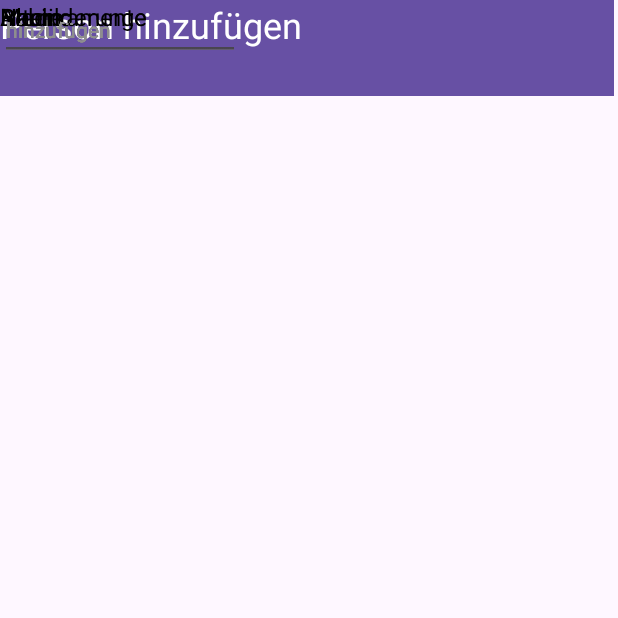
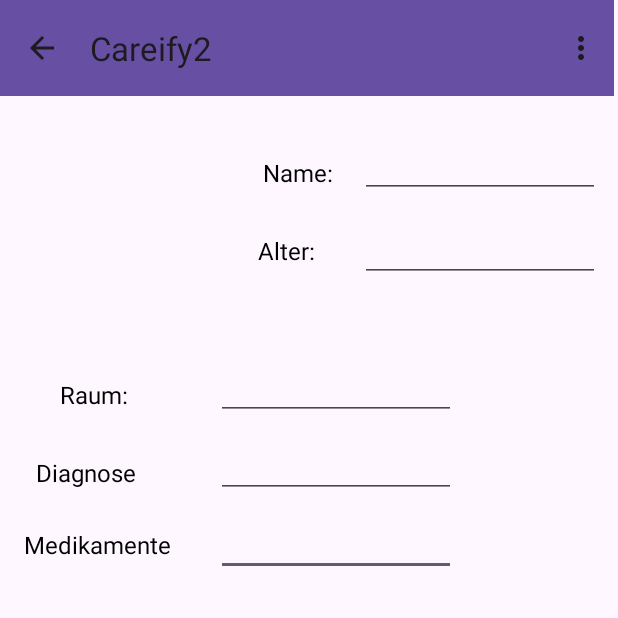
Before and after one commit to paeddym/Careify2, an Android app: the AddPatient screen opened directly, with no data from a screen before it, on a phone screen of 412 x 824 dp, the top half of it. Run offline under Robolectric (Android 15) with nearby library versions, the phone set to English and light mode, and no system bars.

Commit message:
Added navigation, menu and fixed constraints of AddPatient

```diff
--- a/app/src/main/java/com/example/careify2/AddPatient.java
+++ b/app/src/main/java/com/example/careify2/AddPatient.java
@@ -2,7 +2,13 @@ package com.example.careify2;
 
 import androidx.appcompat.app.AppCompatActivity;
 
+import android.content.Intent;
 import android.os.Bundle;
+import android.view.Menu;
+import android.view.MenuInflater;
+import android.view.MenuItem;
+
+import com.google.android.material.snackbar.Snackbar;
 
 public class AddPatient extends AppCompatActivity {
 
@@ -10,5 +16,33 @@ public class AddPatient extends AppCompatActivity {
     protected void onCreate(Bundle savedInstanceState) {
         super.onCreate(savedInstanceState);
         setContentView(R.layout.activity_add_patient);
+        setSupportActionBar(findViewById(R.id.toolbarAddPatient));
+
+        if (getSupportActionBar() != null){
+            getSupportActionBar().setDisplayHomeAsUpEnabled(true);
+            getSupportActionBar().setDisplayShowHomeEnabled(true);
+        }
+    }
+
+    @Override
+    public boolean onCreateOptionsMenu(Menu menu) {
+        MenuInflater inflater = getMenuInflater();
+        inflater.inflate(R.menu.add_menu, menu);
+        return true;
+    }
+
+    @Override
+    public boolean onOptionsItemSelected(MenuItem item) {
+        int id = item.getItemId();
+
+        if (id == R.id.app_bar_settings) {
+            Snackbar.make(findViewById(android.R.id.content), "To be implemented", Snackbar.LENGTH_SHORT).show();
+            return true;
+        }
+
+        if (id == android.R.id.home) {
+            startActivity(new Intent(AddPatient.this, AllPatients.class));
+        }
+        return super.onOptionsItemSelected(item);
     }
 }
--- a/app/src/main/res/layout/activity_add_patient.xml
+++ b/app/src/main/res/layout/activity_add_patient.xml
@@ -4,143 +4,152 @@
     xmlns:tools="http://schemas.android.com/tools"
     android:layout_width="match_parent"
     android:layout_height="match_parent"
-    tools:context=".AddPatient">
+    tools:context=".Patient">
+
+    <ImageView
+        android:id="@+id/addImgPatient"
+        android:layout_width="wrap_content"
+        android:layout_height="wrap_content"
+        android:layout_marginStart="24dp"
+        android:layout_marginTop="88dp"
+        app:layout_constraintStart_toStartOf="parent"
+        app:layout_constraintTop_toTopOf="parent"
+        tools:srcCompat="@tools:sample/avatars" />
+
+    <EditText
+        android:id="@+id/addPatientMedication"
+        android:layout_width="wrap_content"
+        android:layout_height="wrap_content"
+        android:layout_marginStart="144dp"
+        android:layout_marginTop="344dp"
+        android:ems="10"
+        android:inputType="text"
+        android:textColor="#8E8E8E"
+        android:textSize="14sp"
+        app:layout_constraintStart_toStartOf="parent"
+        app:layout_constraintTop_toTopOf="parent" />
+
+    <TextView
+        android:id="@+id/addPatientRoomText"
+        android:layout_width="60dp"
+        android:layout_height="24dp"
+        android:layout_marginStart="40dp"
+        android:layout_marginTop="252dp"
+        android:text="Raum:"
+        android:textColor="#000000"
+        android:textSize="16sp"
+        app:layout_constraintStart_toStartOf="parent"
+        app:layout_constraintTop_toTopOf="parent" />
+
+    <TextView
+        android:id="@+id/addPatientDiagnosisText"
+        android:layout_width="100dp"
+        android:layout_height="22dp"
+        android:layout_marginStart="24dp"
+        android:layout_marginTop="304dp"
+        android:text="Diagnose"
+        android:textColor="#000000"
+        android:textSize="16sp"
+        app:layout_constraintStart_toStartOf="parent"
+        app:layout_constraintTop_toTopOf="parent" />
+
+    <EditText
+        android:id="@+id/addPatientName"
+        android:layout_width="wrap_content"
+        android:layout_height="wrap_content"
+        android:layout_marginTop="92dp"
+        android:layout_marginEnd="12dp"
+        android:ems="10"
+        android:inputType="text"
+        android:textColor="#8E8E8E"
+        android:textSize="14sp"
+        app:layout_constraintEnd_toEndOf="parent"
+        app:layout_constraintTop_toTopOf="parent" />
+
+    <TextView
+        android:id="@+id/addPatientAgeText"
+        android:layout_width="60dp"
+        android:layout_height="24dp"
+        android:layout_marginStart="172dp"
+        android:layout_marginTop="156dp"
+        android:text="Alter:"
+        android:textColor="#000000"
+        android:textSize="16sp"
+        app:layout_constraintStart_toStartOf="parent"
+        app:layout_constraintTop_toTopOf="parent" />
+
+    <EditText
+        android:id="@+id/addPatientAge"
+        android:layout_width="wrap_content"
+        android:layout_height="wrap_content"
+        android:layout_marginTop="148dp"
+        android:layout_marginEnd="12dp"
+        android:ems="10"
+        android:inputType="text"
+        android:textColor="#8E8E8E"
+        android:textSize="14sp"
+        app:layout_constraintEnd_toEndOf="parent"
+        app:layout_constraintTop_toTopOf="parent" />
+
+    <TextView
+        android:id="@+id/addPatientMedicationText"
+        android:layout_width="115dp"
+        android:layout_height="24dp"
+        android:layout_marginStart="16dp"
+        android:layout_marginTop="352dp"
+        android:text="Medikamente"
+        android:textColor="#000000"
+        android:textSize="16sp"
+        app:layout_constraintStart_toStartOf="parent"
+        app:layout_constraintTop_toTopOf="parent" />
+
+    <TextView
+        android:id="@+id/addPatientNameText"
+        android:layout_width="60dp"
+        android:layout_height="24dp"
+        android:layout_marginTop="104dp"
+        android:text="Name:"
+        android:textColor="#000000"
+        android:textSize="16sp"
+        app:layout_constraintEnd_toEndOf="parent"
+        app:layout_constraintHorizontal_bias="0.498"
+        app:layout_constraintStart_toStartOf="parent"
+        app:layout_constraintTop_toTopOf="parent" />
+
+    <EditText
+        android:id="@+id/addPatientDiagnosis"
+        android:layout_width="wrap_content"
+        android:layout_height="wrap_content"
+        android:layout_marginStart="144dp"
+        android:layout_marginTop="292dp"
+        android:ems="10"
+        android:inputType="text"
+        android:textColor="#8E8E8E"
+        android:textSize="14sp"
+        app:layout_constraintStart_toStartOf="parent"
+        app:layout_constraintTop_toTopOf="parent" />
+
+    <EditText
+        android:id="@+id/addPatientRoom"
+        android:layout_width="wrap_content"
+        android:layout_height="wrap_content"
+        android:layout_marginStart="144dp"
+        android:layout_marginTop="240dp"
+        android:ems="10"
+        android:inputType="text"
+        android:textColor="#8E8E8E"
+        android:textSize="14sp"
+        app:layout_constraintStart_toStartOf="parent"
+        app:layout_constraintTop_toTopOf="parent" />
 
     <androidx.appcompat.widget.Toolbar
-        android:id="@+id/toolbarPatient"
+        android:id="@+id/toolbarAddPatient"
         android:layout_width="409dp"
         android:layout_height="wrap_content"
         android:background="?attr/colorPrimary"
         android:minHeight="?attr/actionBarSize"
         android:theme="?attr/actionBarTheme"
-        tools:layout_editor_absoluteX="1dp" />
-
-    <TextView
-        android:id="@+id/textView3"
-        android:layout_width="wrap_content"
-        android:layout_height="wrap_content"
-        android:text="Person hinzufügen"
-        android:textColor="#FFFFFF"
-        android:textSize="24sp"
-        tools:layout_editor_absoluteX="105dp"
-        tools:layout_editor_absoluteY="16dp" />
-
-    <ImageView
-        android:id="@+id/imgPatient"
-        android:layout_width="wrap_content"
-        android:layout_height="wrap_content"
-        tools:layout_editor_absoluteX="26dp"
-        tools:layout_editor_absoluteY="79dp"
-        tools:srcCompat="@tools:sample/avatars" />
-
-    <TextView
-        android:id="@+id/patientNameText"
-        android:layout_width="60dp"
-        android:layout_height="24dp"
-        android:text="Name:"
-        android:textColor="#000000"
-        android:textSize="16sp"
-        tools:layout_editor_absoluteX="175dp"
-        tools:layout_editor_absoluteY="99dp" />
-
-    <TextView
-        android:id="@+id/patientNameText"
-        android:layout_width="60dp"
-        android:layout_height="24dp"
-        android:text="Raum:"
-        android:textColor="#000000"
-        android:textSize="16sp"
-        tools:layout_editor_absoluteX="26dp"
-        tools:layout_editor_absoluteY="246dp" />
-
-    <TextView
-        android:id="@+id/patientNameText"
-        android:layout_width="60dp"
-        android:layout_height="24dp"
-        android:text="Alter:"
-        android:textColor="#000000"
-        android:textSize="16sp"
-        tools:layout_editor_absoluteX="175dp"
-        tools:layout_editor_absoluteY="157dp" />
-
-    <TextView
-        android:id="@+id/patientNameText"
-        android:layout_width="100dp"
-        android:layout_height="22dp"
-        android:text="Behinderungen"
-        android:textColor="#000000"
-        android:textSize="16sp"
-        tools:layout_editor_absoluteX="26dp"
-        tools:layout_editor_absoluteY="300dp" />
-
-    <TextView
-        android:id="@+id/patientNameText"
-        android:layout_width="115dp"
-        android:layout_height="24dp"
-        android:text="Medikamente"
-        android:textColor="#000000"
-        android:textSize="16sp"
-        tools:layout_editor_absoluteX="26dp"
-        tools:layout_editor_absoluteY="353dp" />
-
-    <EditText
-        android:id="@+id/editTextText6"
-        android:layout_width="wrap_content"
-        android:layout_height="wrap_content"
-        android:ems="10"
-        android:inputType="text"
-        android:text="hinzufügen"
-        android:textColor="#8E8E8E"
-        android:textSize="14sp"
-        tools:layout_editor_absoluteX="143dp"
-        tools:layout_editor_absoluteY="239dp" />
-
-    <EditText
-        android:id="@+id/editTextText6"
-        android:layout_width="wrap_content"
-        android:layout_height="wrap_content"
-        android:ems="10"
-        android:inputType="text"
-        android:text="hinzufügen"
-        android:textColor="#8E8E8E"
-        android:textSize="14sp"
-        tools:layout_editor_absoluteX="235dp"
-        tools:layout_editor_absoluteY="90dp" />
-
-    <EditText
-        android:id="@+id/editTextText6"
-        android:layout_width="wrap_content"
-        android:layout_height="wrap_content"
-        android:ems="10"
-        android:inputType="text"
-        android:text="hinzufügen"
-        android:textColor="#8E8E8E"
-        android:textSize="14sp"
-        tools:layout_editor_absoluteX="235dp"
-        tools:layout_editor_absoluteY="149dp" />
-
-    <EditText
-        android:id="@+id/editTextText7"
-        android:layout_width="wrap_content"
-        android:layout_height="wrap_content"
-        android:ems="10"
-        android:inputType="text"
-        android:text="hinzufügen"
-        android:textColor="#8E8E8E"
-        android:textSize="14sp"
-        tools:layout_editor_absoluteX="144dp"
-        tools:layout_editor_absoluteY="297dp" />
-
-    <EditText
-        android:id="@+id/editTextText8"
-        android:layout_width="wrap_content"
-        android:layout_height="wrap_content"
-        android:ems="10"
-        android:inputType="text"
-        android:text="hinzufügen"
-        android:textColor="#8E8E8E"
-        android:textSize="14sp"
-        tools:layout_editor_absoluteX="144dp"
-        tools:layout_editor_absoluteY="351dp" />
+        app:layout_constraintStart_toStartOf="parent"
+        app:layout_constraintTop_toTopOf="parent" />
 
 </androidx.constraintlayout.widget.ConstraintLayout>
```
